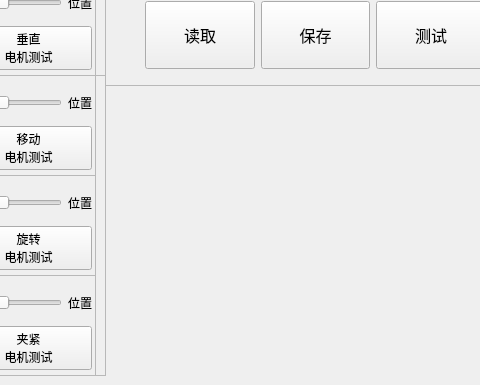
First picture: the form in armview.ui, repository JianhuanZhu/DebugTool, before the edit; both pictures show x 435 to 915 and y 145 to 530 of the 1024 by 530 pixel window.
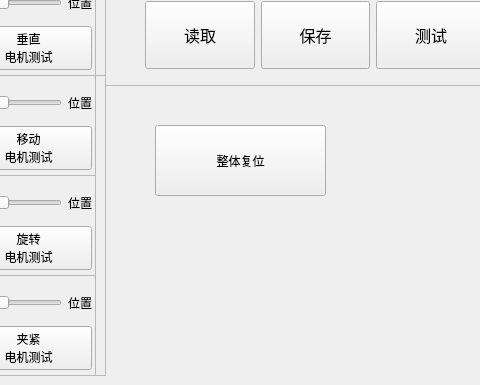
Second picture: the form after the edit.

Patch:
```diff
--- a/armview.ui
+++ b/armview.ui
@@ -1231,6 +1231,19 @@
     </layout>
    </widget>
   </widget>
+  <widget class="QPushButton" name="ArmAllResetButton">
+   <property name="geometry">
+    <rect>
+     <x>590</x>
+     <y>270</y>
+     <width>171</width>
+     <height>71</height>
+    </rect>
+   </property>
+   <property name="text">
+    <string>整体复位</string>
+   </property>
+  </widget>
  </widget>
  <resources/>
  <connections/>
```
